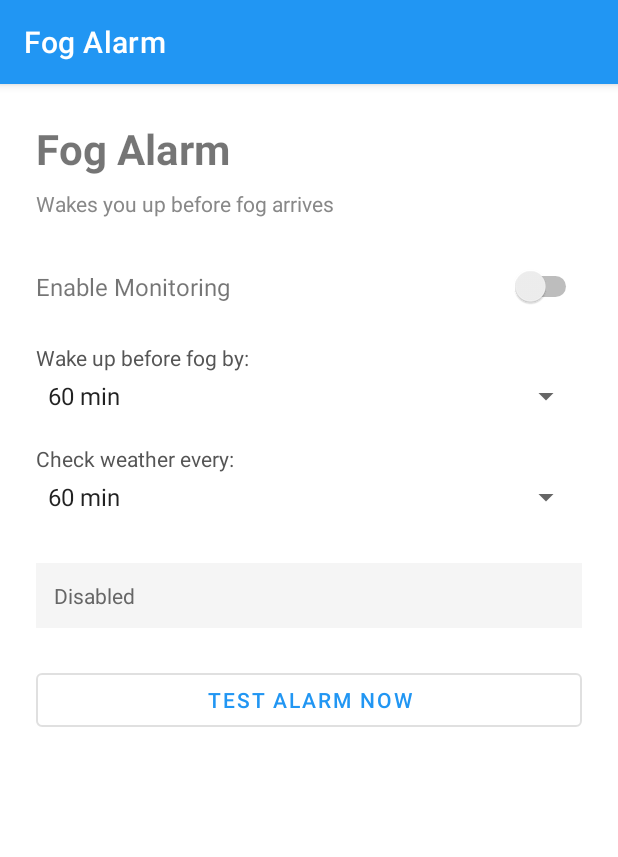
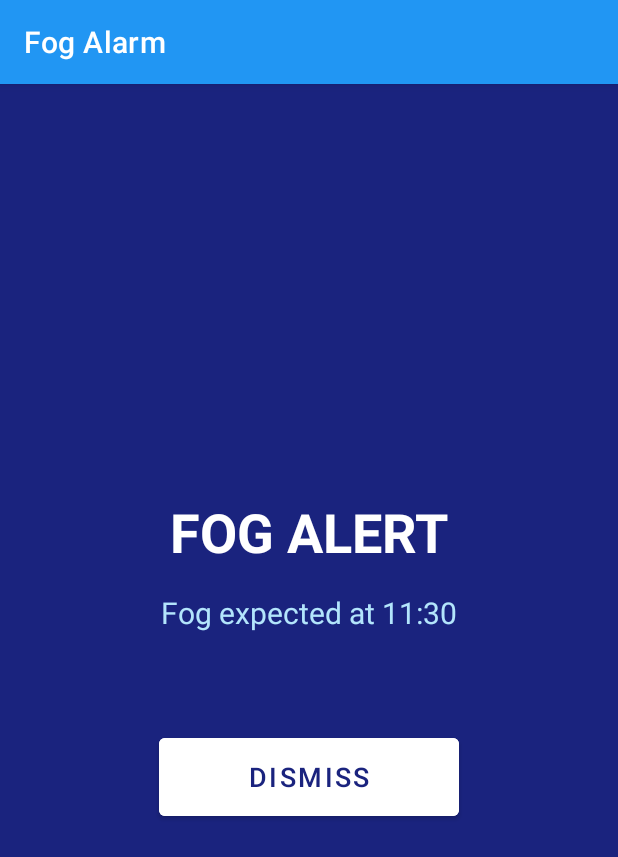
Before and after one commit to edleeman17/fog-alarm, an Android app: the screen it shows after launch (MainActivity before the commit, AlarmActivity after it), after a tap on "TEST ALARM NOW", on a phone screen of 412 x 824 dp. Shown: the top 857 px of the screen. Run offline under Robolectric (Android 15) with nearby library versions, the light colour scheme and no system bars.

Commit message:
feat: native alarm activity wakes screen and loops sound
Replace one-shot notification sound with AlarmActivity that:
- Forces past lock screen (FLAG_SHOW_WHEN_LOCKED / setShowWhenLocked)
- Turns display on (FLAG_TURN_SCREEN_ON / setTurnScreenOn)
- Loops alarm ringtone via MediaPlayer with USAGE_ALARM audio attribute
- Loops vibration until dismissed
- Shows FOG ALERT full-screen UI with dismiss button

```diff
--- /dev/null
+++ b/app/src/main/kotlin/com/fogalarm/AlarmActivity.kt
@@ -0,0 +1,90 @@
+package com.fogalarm
+
+import android.media.AudioAttributes
+import android.media.MediaPlayer
+import android.media.RingtoneManager
+import android.os.Build
+import android.os.Bundle
+import android.os.VibrationEffect
+import android.os.Vibrator
+import android.view.WindowManager
+import android.widget.Button
+import android.widget.TextView
+import androidx.appcompat.app.AppCompatActivity
+import androidx.core.content.getSystemService
+import java.text.SimpleDateFormat
+import java.util.Date
+import java.util.Locale
+
+class AlarmActivity : AppCompatActivity() {
+
+    private var mediaPlayer: MediaPlayer? = null
+    private var vibrator: Vibrator? = null
+
+    override fun onCreate(savedInstanceState: Bundle?) {
+        super.onCreate(savedInstanceState)
+
+        // Force past lock screen and wake the display
+        if (Build.VERSION.SDK_INT >= Build.VERSION_CODES.O_MR1) {
+            setShowWhenLocked(true)
+            setTurnScreenOn(true)
+        }
+        @Suppress("DEPRECATION")
+        window.addFlags(
+            WindowManager.LayoutParams.FLAG_KEEP_SCREEN_ON or
+            WindowManager.LayoutParams.FLAG_SHOW_WHEN_LOCKED or
+            WindowManager.LayoutParams.FLAG_TURN_SCREEN_ON or
+            WindowManager.LayoutParams.FLAG_DISMISS_KEYGUARD
+        )
+
+        setContentView(R.layout.activity_alarm)
+
+        val fogStartMs = intent.getLongExtra("fog_start_ms", 0L)
+        val fogTime = if (fogStartMs > 0) {
+            SimpleDateFormat("HH:mm", Locale.getDefault()).format(Date(fogStartMs))
+        } else "soon"
+
+        findViewById<TextView>(R.id.alarm_fog_time).text = "Fog expected at $fogTime"
+        findViewById<Button>(R.id.btn_dismiss).setOnClickListener { dismiss() }
+
+        startAlarmSound()
+        startVibration()
+    }
+
+    private fun startAlarmSound() {
+        val uri = RingtoneManager.getDefaultUri(RingtoneManager.TYPE_ALARM)
+            ?: RingtoneManager.getDefaultUri(RingtoneManager.TYPE_RINGTONE)
+        mediaPlayer = MediaPlayer().apply {
+            setAudioAttributes(
+                AudioAttributes.Builder()
+                    .setUsage(AudioAttributes.USAGE_ALARM)
+                    .setContentType(AudioAttributes.CONTENT_TYPE_SONIFICATION)
+                    .build()
+            )
+            setDataSource(this@AlarmActivity, uri)
+            isLooping = true
+            prepare()
+            start()
+        }
+    }
+
+    private fun startVibration() {
+        vibrator = getSystemService()
+        val pattern = longArrayOf(0, 1000, 500, 1000, 500)
+        vibrator?.vibrate(VibrationEffect.createWaveform(pattern, 0))
+    }
+
+    private fun dismiss() {
+        mediaPlayer?.stop()
+        mediaPlayer?.release()
+        mediaPlayer = null
+        vibrator?.cancel()
+        finish()
+    }
+
+    override fun onDestroy() {
+        super.onDestroy()
+        mediaPlayer?.release()
+        vibrator?.cancel()
+    }
+}
--- a/app/src/main/kotlin/com/fogalarm/MainActivity.kt
+++ b/app/src/main/kotlin/com/fogalarm/MainActivity.kt
@@ -76,7 +76,7 @@ class MainActivity : AppCompatActivity() {
         }
 
         testAlarmButton.setOnClickListener {
-            sendBroadcast(Intent(this, AlarmReceiver::class.java).apply {
+            startActivity(Intent(this, AlarmActivity::class.java).apply {
                 putExtra("fog_start_ms", System.currentTimeMillis() + 3_600_000L)
             })
         }
--- /dev/null
+++ b/app/src/main/res/layout/activity_alarm.xml
@@ -0,0 +1,37 @@
+<?xml version="1.0" encoding="utf-8"?>
+<LinearLayout xmlns:android="http://schemas.android.com/apk/res/android"
+    android:layout_width="match_parent"
+    android:layout_height="match_parent"
+    android:orientation="vertical"
+    android:gravity="center"
+    android:padding="32dp"
+    android:background="#1A237E">
+
+    <TextView
+        android:layout_width="wrap_content"
+        android:layout_height="wrap_content"
+        android:text="FOG ALERT"
+        android:textSize="36sp"
+        android:textStyle="bold"
+        android:textColor="#FFFFFF"
+        android:layout_marginBottom="16dp" />
+
+    <TextView
+        android:id="@+id/alarm_fog_time"
+        android:layout_width="wrap_content"
+        android:layout_height="wrap_content"
+        android:text="Fog expected soon"
+        android:textSize="20sp"
+        android:textColor="#B3E5FC"
+        android:layout_marginBottom="64dp" />
+
+    <Button
+        android:id="@+id/btn_dismiss"
+        android:layout_width="200dp"
+        android:layout_height="64dp"
+        android:text="DISMISS"
+        android:textSize="18sp"
+        android:backgroundTint="#FFFFFF"
+        android:textColor="#1A237E" />
+
+</LinearLayout>
```
Also changed, not shown: app/src/main/AndroidManifest.xml (+8 -0 lines), app/src/main/kotlin/com/fogalarm/AlarmReceiver.kt (+14 -24 lines).
